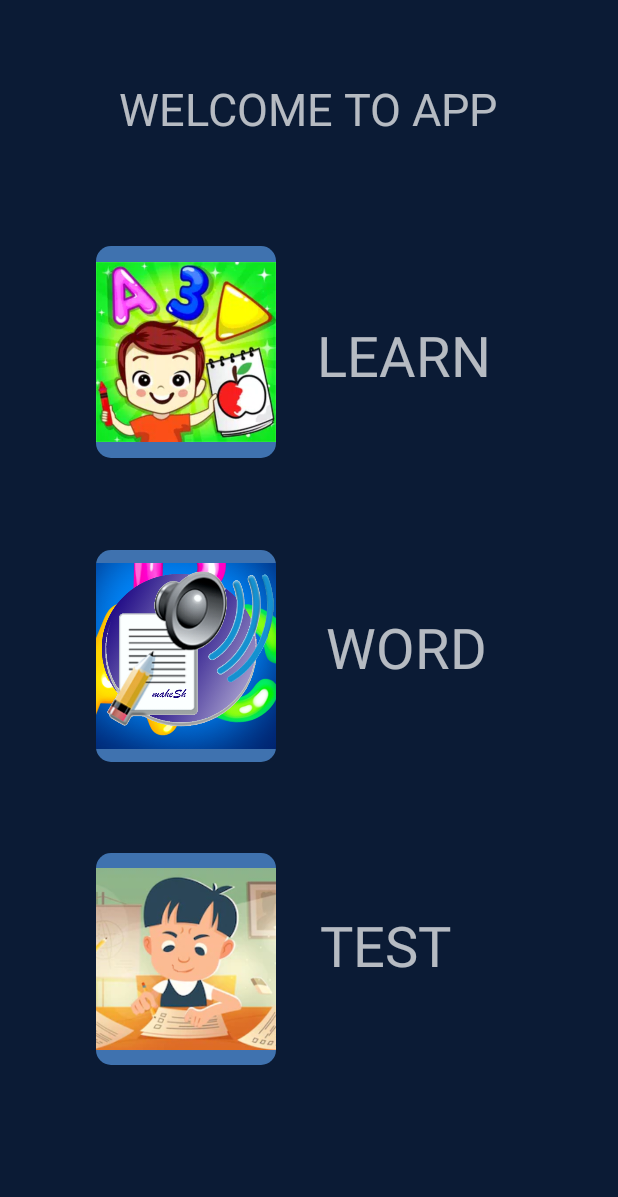
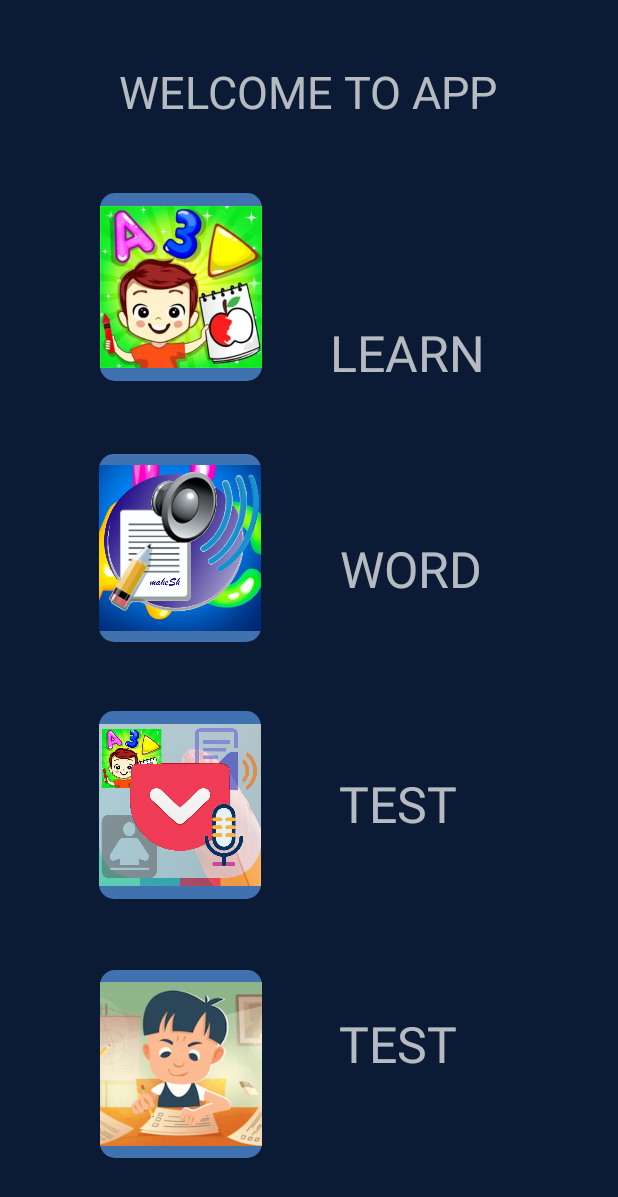
Before and after one commit to Mahesh-Abeykoon/dyslexia-app-for-kids, an Android app: the screen it shows after launch (MainActivity), on a phone screen of 412 x 824 dp. Shown: the top 1197 px of the screen. Run offline under Robolectric (Android 15) with nearby library versions, the phone set to English and light mode, and no system bars.

Commit message:
Add new screen to the main menu

```diff
--- a/app/src/main/java/fhss/sjp/thesis/dyslexiaapp/MainActivity.java
+++ b/app/src/main/java/fhss/sjp/thesis/dyslexiaapp/MainActivity.java
@@ -7,6 +7,7 @@ import android.os.Bundle;
 import android.view.View;
 
 import fhss.sjp.thesis.dyslexiaapp.speakingwriting.WriteAndSpeakScreen;
+import fhss.sjp.thesis.dyslexiaapp.videolesson.VideoLessonScreen;
 
 public class MainActivity extends AppCompatActivity {
 
@@ -20,6 +21,10 @@ public class MainActivity extends AppCompatActivity {
         Intent intent = new Intent(this,LearnScreen.class);
         startActivity(intent);
     }
+    public void openVideoLessonScreen(View v){
+        Intent intent = new Intent(this, VideoLessonScreen.class);
+        startActivity(intent);
+    }
     public void openWriteAndSpeakScreen(View v){
         Intent intent = new Intent(this, WriteAndSpeakScreen.class);
         startActivity(intent);
--- a/app/src/main/res/layout/activity_main.xml
+++ b/app/src/main/res/layout/activity_main.xml
@@ -6,14 +6,14 @@
     android:layout_height="match_parent"
     android:background="#0B1B35"
     tools:context=".MainActivity">
-git
+
 
     <TextView
         android:id="@+id/textView1"
         android:layout_width="wrap_content"
         android:layout_height="wrap_content"
         android:text="LEARN"
-        android:textSize="37dp"
+        android:textSize="33dp"
         app:layout_constraintBottom_toBottomOf="parent"
         app:layout_constraintEnd_toEndOf="parent"
         app:layout_constraintHorizontal_bias="0.713"
@@ -32,57 +32,70 @@ git
         app:layout_constraintHorizontal_bias="0.496"
         app:layout_constraintStart_toStartOf="parent"
         app:layout_constraintTop_toTopOf="parent"
-        app:layout_constraintVertical_bias="0.066" />
+        app:layout_constraintVertical_bias="0.052" />
 
     <TextView
         android:id="@+id/textView2"
         android:layout_width="wrap_content"
         android:layout_height="wrap_content"
         android:text="WORD"
-        android:textSize="37dp"
+        android:textSize="33dp"
         app:layout_constraintBottom_toBottomOf="parent"
         app:layout_constraintEnd_toEndOf="parent"
-        app:layout_constraintHorizontal_bias="0.713"
+        app:layout_constraintHorizontal_bias="0.714"
         app:layout_constraintStart_toStartOf="parent"
         app:layout_constraintTop_toTopOf="parent"
-        app:layout_constraintVertical_bias="0.525" />
+        app:layout_constraintVertical_bias="0.458" />
 
     <TextView
         android:id="@+id/textView3"
         android:layout_width="wrap_content"
         android:layout_height="wrap_content"
         android:text="TEST"
-        android:textSize="37dp"
+        android:textSize="33dp"
         app:layout_constraintBottom_toBottomOf="parent"
         app:layout_constraintEnd_toEndOf="parent"
-        app:layout_constraintHorizontal_bias="0.657"
+        app:layout_constraintHorizontal_bias="0.678"
         app:layout_constraintStart_toStartOf="parent"
         app:layout_constraintTop_toTopOf="parent"
-        app:layout_constraintVertical_bias="0.782" />
+        app:layout_constraintVertical_bias="0.659" />
+
+    <TextView
+        android:id="@+id/textView4"
+        android:layout_width="wrap_content"
+        android:layout_height="wrap_content"
+        android:text="TEST"
+        android:textSize="33dp"
+        app:layout_constraintBottom_toBottomOf="parent"
+        app:layout_constraintEnd_toEndOf="parent"
+        app:layout_constraintHorizontal_bias="0.678"
+        app:layout_constraintStart_toStartOf="parent"
+        app:layout_constraintTop_toTopOf="parent"
+        app:layout_constraintVertical_bias="0.864" />
 
     <ImageButton
         android:id="@+id/imageView2"
-        android:layout_width="120dp"
-        android:layout_height="141dp"
+        android:layout_width="108dp"
+        android:layout_height="125dp"
+        android:background="@drawable/roundbutton"
+
+        android:backgroundTint="@color/colorMediumDark"
+        android:onClick="openVideoLessonScreen"
+        android:scaleType="fitCenter"
         android:src="@drawable/i_s"
-
-        android:background="@drawable/roundbutton"
-        android:backgroundTint="@color/colorMediumDark"
-        android:scaleType="fitCenter"
-        android:onClick="openWriteAndSpeakScreen"
 
         app:layout_constraintBottom_toBottomOf="parent"
         app:layout_constraintEnd_toEndOf="parent"
-        app:layout_constraintHorizontal_bias="0.219"
+        app:layout_constraintHorizontal_bias="0.217"
         app:layout_constraintStart_toStartOf="parent"
         app:layout_constraintTop_toTopOf="parent"
 
-        app:layout_constraintVertical_bias="0.537" />
+        app:layout_constraintVertical_bias="0.433" />
 
     <ImageButton
         android:id="@+id/imageView1"
-        android:layout_width="120dp"
-        android:layout_height="141dp"
+        android:layout_width="108dp"
+        android:layout_height="125dp"
 
 
         android:background="@drawable/roundbutton"
@@ -96,25 +109,45 @@ git
         app:layout_constraintHorizontal_bias="0.219"
         app:layout_constraintStart_toStartOf="parent"
         app:layout_constraintTop_toTopOf="parent"
-        app:layout_constraintVertical_bias="0.24" />
+        app:layout_constraintVertical_bias="0.184" />
 
     <ImageButton
         android:id="@+id/imageView3"
-        android:layout_width="120dp"
-        android:layout_height="141dp"
+        android:layout_width="108dp"
+        android:layout_height="125dp"
+        android:background="@drawable/roundbutton"
+
+        android:backgroundTint="@color/colorMediumDark"
+        android:onClick="openWriteAndSpeakScreen"
+        android:scaleType="fitCenter"
+        android:src="@drawable/i_as"
+
+        app:layout_constraintBottom_toBottomOf="parent"
+        app:layout_constraintEnd_toEndOf="parent"
+        app:layout_constraintHorizontal_bias="0.217"
+        app:layout_constraintStart_toStartOf="parent"
+        app:layout_constraintTop_toTopOf="parent"
+        app:layout_constraintVertical_bias="0.678"
+
+        />
+
+    <ImageButton
+        android:id="@+id/imageView4"
+        android:layout_width="108dp"
+        android:layout_height="125dp"
+        android:background="@drawable/roundbutton"
+
+        android:backgroundTint="@color/colorMediumDark"
         android:onClick="openTestScreen"
-
+        android:scaleType="fitCenter"
         android:src="@drawable/i_test"
-        android:background="@drawable/roundbutton"
-        android:backgroundTint="@color/colorMediumDark"
-        android:scaleType="fitCenter"
 
         app:layout_constraintBottom_toBottomOf="parent"
         app:layout_constraintEnd_toEndOf="parent"
         app:layout_constraintHorizontal_bias="0.219"
         app:layout_constraintStart_toStartOf="parent"
         app:layout_constraintTop_toTopOf="parent"
-        app:layout_constraintVertical_bias="0.833"
+        app:layout_constraintVertical_bias="0.926"
 
         />
 
```
Also changed, not shown: app/src/main/res/drawable/i_as.png (added).
